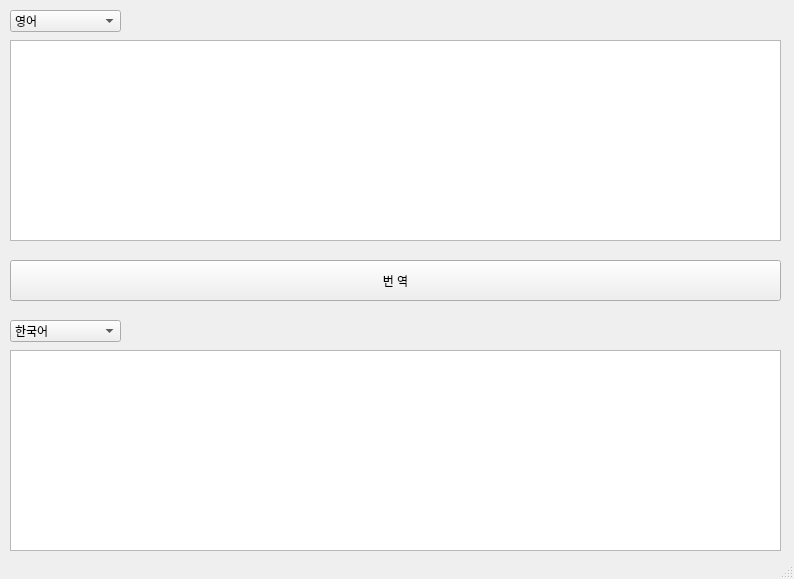
WooSeok-03/Translator_Python_GUI, file Trans_GUI.ui: the form before one commit.
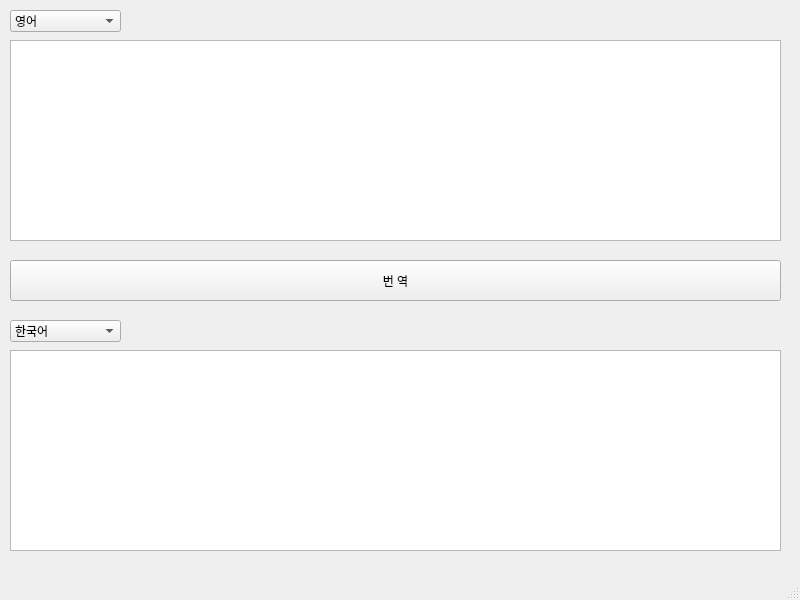
The form after the commit. Icons and pictures are not drawn.

```diff
--- a/Trans_GUI.ui
+++ b/Trans_GUI.ui
@@ -6,10 +6,22 @@
    <rect>
     <x>0</x>
     <y>0</y>
-    <width>794</width>
-    <height>579</height>
+    <width>800</width>
+    <height>600</height>
    </rect>
   </property>
+  <property name="minimumSize">
+   <size>
+    <width>800</width>
+    <height>600</height>
+   </size>
+  </property>
+  <property name="maximumSize">
+   <size>
+    <width>800</width>
+    <height>600</height>
+   </size>
+  </property>
   <property name="windowTitle">
    <string>MainWindow</string>
   </property>
```
Left out of the diff: 20 changed lines with no effect on the pictures.
